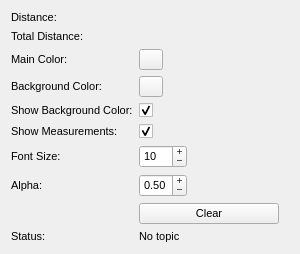
First picture: the form in mapviz_plugins/ui/measuring_config.ui, repository swri-robotics/mapviz, before the edit.
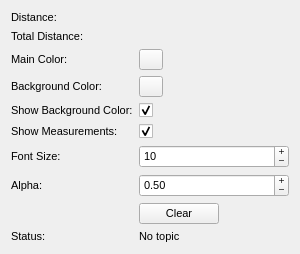
Second picture: the form after the edit. Custom widgets are drawn as their Qt base class.

The edit to the form file:
```diff
--- a/mapviz_plugins/ui/measuring_config.ui
+++ b/mapviz_plugins/ui/measuring_config.ui
@@ -123,11 +123,11 @@
    </item>
    <item row="8" column="1">
     <widget class="QPushButton" name="clear">
-     <property name="maximumSize">
-      <size>
-       <width>140</width>
-       <height>16777215</height>
-      </size>
+     <property name="sizePolicy">
+      <sizepolicy hsizetype="Fixed" vsizetype="Fixed">
+       <horstretch>0</horstretch>
+       <verstretch>0</verstretch>
+      </sizepolicy>
      </property>
      <property name="text">
       <string>Clear</string>
@@ -189,12 +189,6 @@
    </item>
    <item row="6" column="1">
     <widget class="QSpinBox" name="font_size">
-     <property name="maximumSize">
-      <size>
-       <width>48</width>
-       <height>16777215</height>
-      </size>
-     </property>
      <property name="buttonSymbols">
       <enum>QAbstractSpinBox::PlusMinus</enum>
      </property>
@@ -218,12 +212,6 @@
    </item>
    <item row="7" column="1">
     <widget class="QDoubleSpinBox" name="alpha">
-     <property name="maximumSize">
-      <size>
-       <width>48</width>
-       <height>16777215</height>
-      </size>
-     </property>
      <property name="buttonSymbols">
       <enum>QAbstractSpinBox::PlusMinus</enum>
      </property>
```
Left out of the diff: 17 changed lines with no effect on the pictures.
